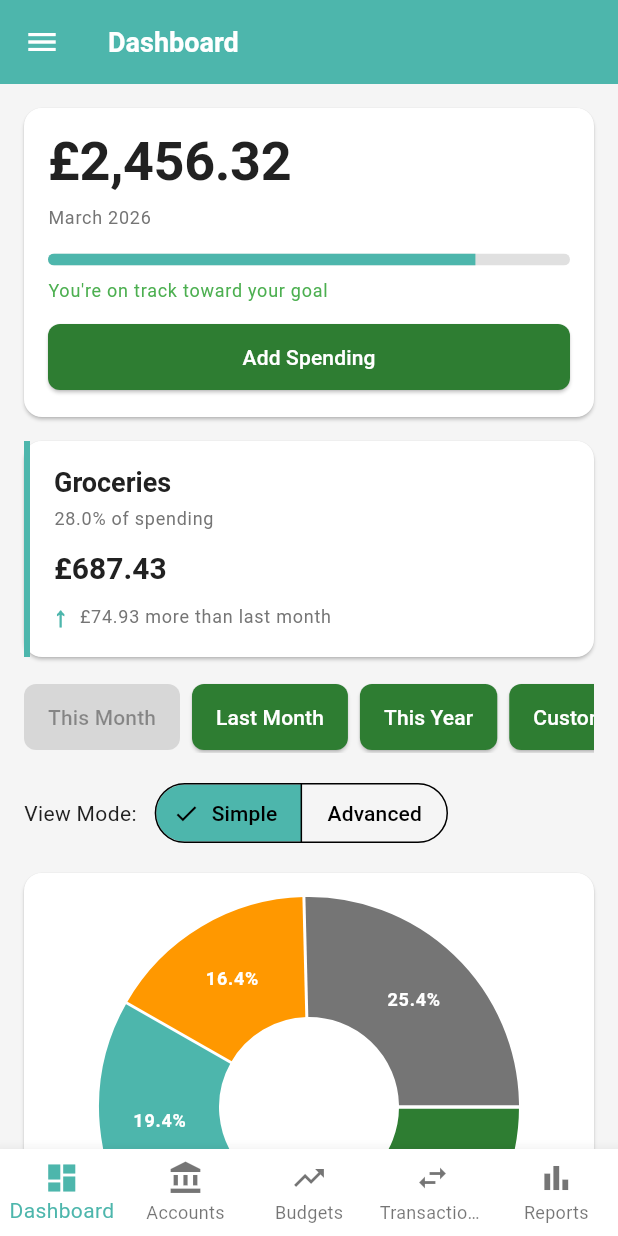
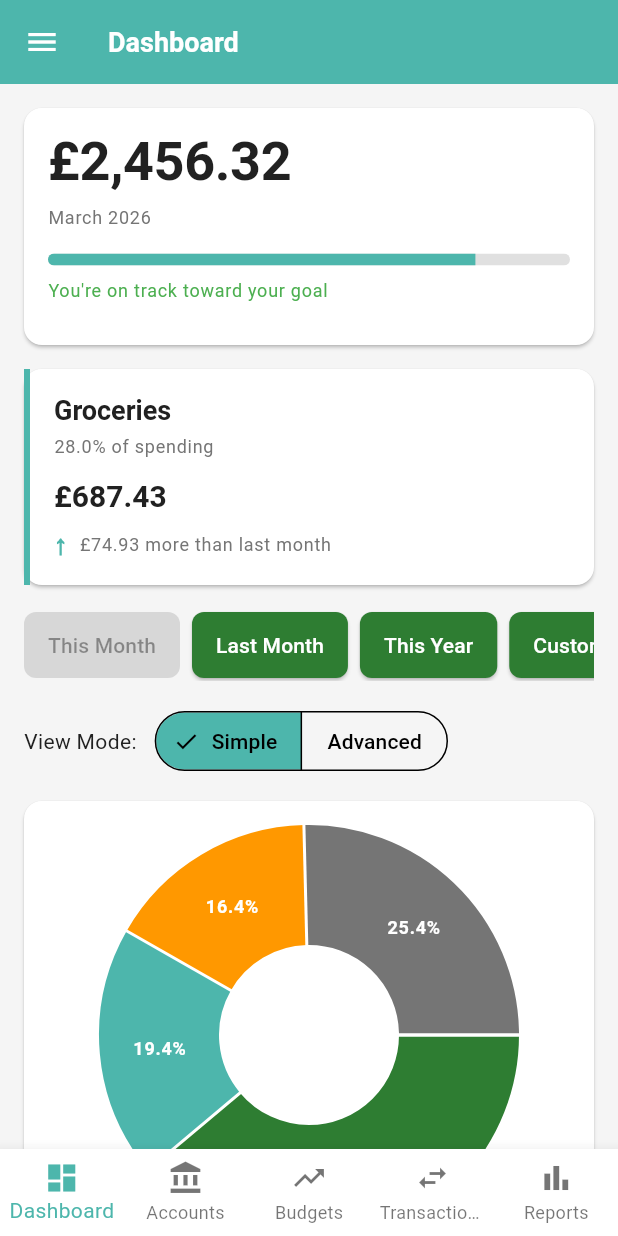
Before and after one commit to SETAP-3E/Budgetting-App, a Flutter app: the screen it shows after launch, on a phone screen of 412 x 824 dp. Run offline on Flutter 3.47's test engine with Material 3 defaults, Android fonts, the phone set to English and light mode, and no system bars; drawn by our look-alikes of fl_chart; our stand-ins replace dio, equatable, flutter_bloc, go_router, google_maps_flutter.

Commit message:
fix: MetricCard currency format and hide button when goal set

```diff
--- a/frontend/lib/features/dashboard/presentation/widgets/metric_card.dart
+++ b/frontend/lib/features/dashboard/presentation/widgets/metric_card.dart
@@ -54,8 +54,7 @@
             // Progress bar (if goal set)
             if (goalAmount != null) _buildGoalProgress(context),
             if (goalAmount != null) const SizedBox(height: 12),
-            // Always show Add Spending button
-            _buildAddSpendingButton(context),
+            if (goalAmount == null) _buildAddSpendingButton(context),
           ],
         ),
       ),
```
Also changed, not shown: 1 other file.
